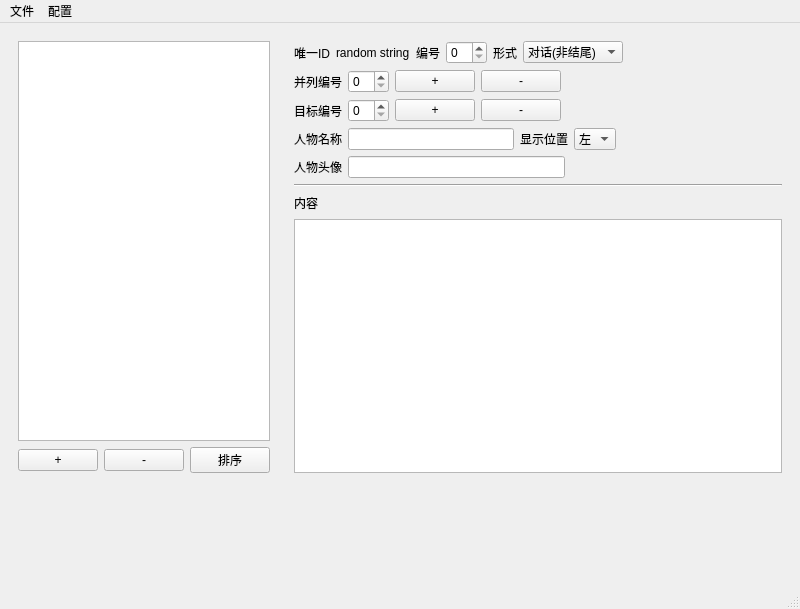
First picture: the form in ui/mainwindow.ui, repository Jovany-Rong/awesomedialog-generator, before the edit.
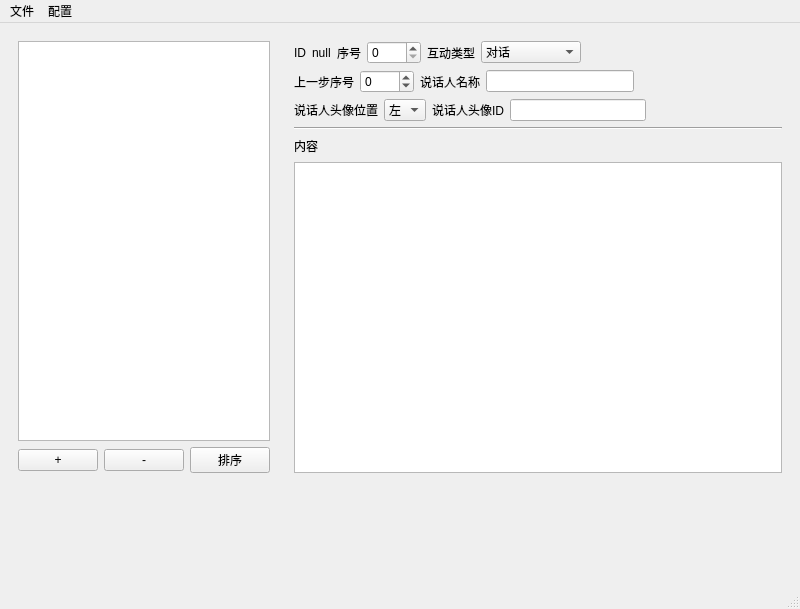
Second picture: the form after the edit.

Commit message: complete index select and add

```diff
--- a/ui/mainwindow.ui
+++ b/ui/mainwindow.ui
@@ -72,31 +72,35 @@
            <item>
             <widget class="QLabel" name="label_3">
              <property name="text">
-              <string>唯一ID</string>
+              <string>ID</string>
              </property>
             </widget>
            </item>
            <item>
             <widget class="QLabel" name="lbId">
              <property name="text">
-              <string>random string</string>
+              <string>null</string>
              </property>
             </widget>
            </item>
            <item>
             <widget class="QLabel" name="label">
              <property name="text">
-              <string>编号</string>
+              <string>序号</string>
              </property>
             </widget>
            </item>
            <item>
-            <widget class="QSpinBox" name="spinIndex"/>
+            <widget class="QSpinBox" name="spinInteractIndex">
+             <property name="maximum">
+              <number>9999</number>
+             </property>
+            </widget>
            </item>
            <item>
             <widget class="QLabel" name="label_2">
              <property name="text">
-              <string>形式</string>
+              <string>互动类型</string>
              </property>
             </widget>
            </item>
@@ -110,7 +114,7 @@
              </property>
              <item>
               <property name="text">
-               <string>对话(非结尾)</string>
+               <string>对话</string>
               </property>
              </item>
              <item>
@@ -145,27 +149,30 @@
            <item>
             <widget class="QLabel" name="label_6">
              <property name="text">
-              <string>并列编号</string>
+              <string>上一步序号</string>
              </property>
             </widget>
            </item>
            <item>
-            <widget class="QSpinBox" name="spinSameLevel"/>
-           </item>
-           <item>
-            <widget class="QPushButton" name="btnSameAdd">
-             <property name="text">
-              <string>+</string>
+            <widget class="QSpinBox" name="spinInteractBefore">
+             <property name="minimum">
+              <number>-1</number>
              </property>
+             <property name="maximum">
+              <number>9998</number>
+             </property>
             </widget>
            </item>
            <item>
-            <widget class="QPushButton" name="btnSameDel">
+            <widget class="QLabel" name="label_7">
              <property name="text">
-              <string>-</string>
+              <string>说话人名称</string>
              </property>
             </widget>
            </item>
+           <item>
+            <widget class="QLineEdit" name="editSpeakerName"/>
+           </item>
            <item>
             <spacer name="horizontalSpacer_3">
              <property name="orientation">
@@ -184,65 +191,14 @@
          <item>
           <layout class="QHBoxLayout" name="horizontalLayout_5">
            <item>
-            <widget class="QLabel" name="label_5">
-             <property name="text">
-              <string>目标编号</string>
-             </property>
-            </widget>
-           </item>
-           <item>
-            <widget class="QSpinBox" name="spinNextIndex"/>
-           </item>
-           <item>
-            <widget class="QPushButton" name="btnNextAdd">
-             <property name="text">
-              <string>+</string>
-             </property>
-            </widget>
-           </item>
-           <item>
-            <widget class="QPushButton" name="btnNextDel">
-             <property name="text">
-              <string>-</string>
-             </property>
-            </widget>
-           </item>
-           <item>
-            <spacer name="horizontalSpacer_4">
-             <property name="orientation">
-              <enum>Qt::Horizontal</enum>
-             </property>
-             <property name="sizeHint" stdset="0">
-              <size>
-               <width>40</width>
-               <height>20</height>
-              </size>
-             </property>
-            </spacer>
-           </item>
-          </layout>
-         </item>
-         <item>
-          <layout class="QHBoxLayout" name="horizontalLayout_6">
-           <item>
-            <widget class="QLabel" name="label_7">
-             <property name="text">
-              <string>人物名称</string>
-             </property>
-            </widget>
-           </item>
-           <item>
-            <widget class="QLineEdit" name="editName"/>
-           </item>
-           <item>
             <widget class="QLabel" name="label_9">
              <property name="text">
-              <string>显示位置</string>
+              <string>说话人头像位置</string>
              </property>
             </widget>
            </item>
            <item>
-            <widget class="QComboBox" name="cbPosition">
+            <widget class="QComboBox" name="cbSpeakerAvatarPosition">
              <item>
               <property name="text">
                <string>左</string>
@@ -256,31 +212,14 @@
             </widget>
            </item>
            <item>
-            <spacer name="horizontalSpacer_7">
-             <property name="orientation">
-              <enum>Qt::Horizontal</enum>
-             </property>
-             <property name="sizeHint" stdset="0">
-              <size>
-               <width>40</width>
-               <height>20</height>
-              </size>
-             </property>
-            </spacer>
-           </item>
-          </layout>
-         </item>
-         <item>
-          <layout class="QHBoxLayout" name="horizontalLayout_7">
-           <item>
             <widget class="QLabel" name="label_8">
              <property name="text">
-              <string>人物头像</string>
+              <string>说话人头像ID</string>
              </property>
             </widget>
            </item>
            <item>
-            <widget class="QLineEdit" name="editNameIndex"/>
+            <widget class="QLineEdit" name="editSpeakerAvatarId"/>
            </item>
            <item>
             <spacer name="horizontalSpacer_6">
```
Left out of the diff: 9 changed lines with no effect on the pictures. The commit also changes 7 other files.
